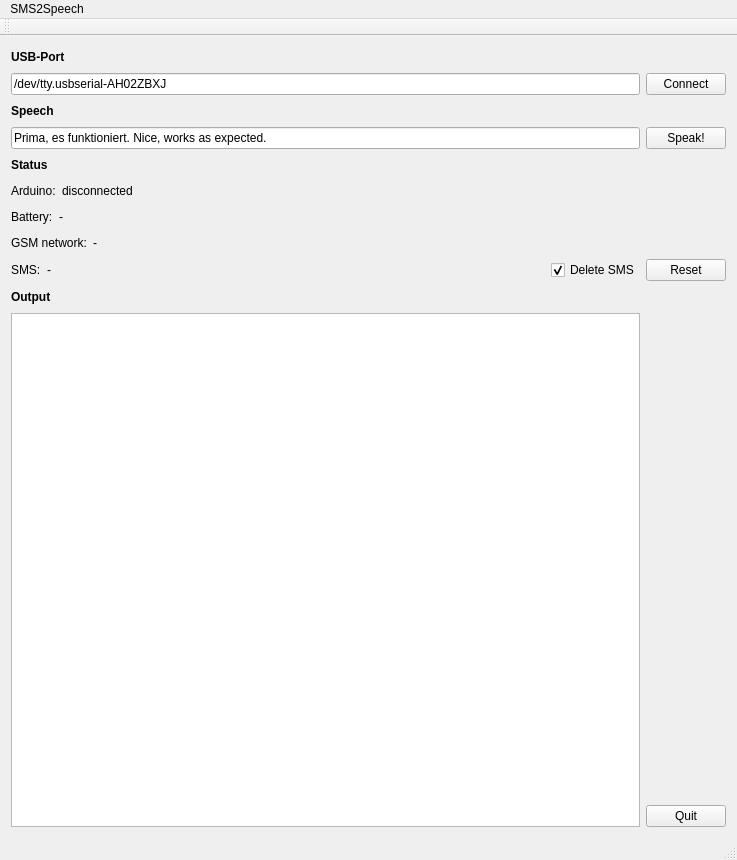
Qt form SMS2Speech/mainwindow.ui (markusk/SMS2Speech) before a commit.
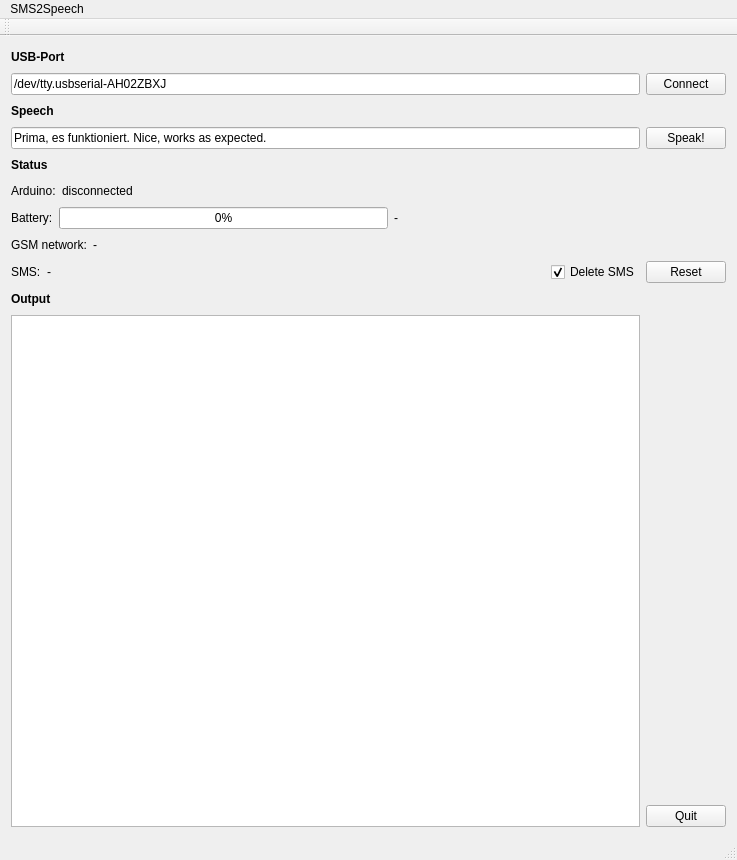
The same form after that commit.

Commit message: Added a battery progress bar.

Patch:
```diff
--- a/SMS2Speech/mainwindow.ui
+++ b/SMS2Speech/mainwindow.ui
@@ -197,6 +197,13 @@
           </property>
          </widget>
         </item>
+        <item>
+         <widget class="QProgressBar" name="progressBarBattery">
+          <property name="value">
+           <number>0</number>
+          </property>
+         </widget>
+        </item>
         <item>
          <widget class="QLabel" name="labelBatteryPercent">
           <property name="text">
```
The commit also changes 1 other file.
